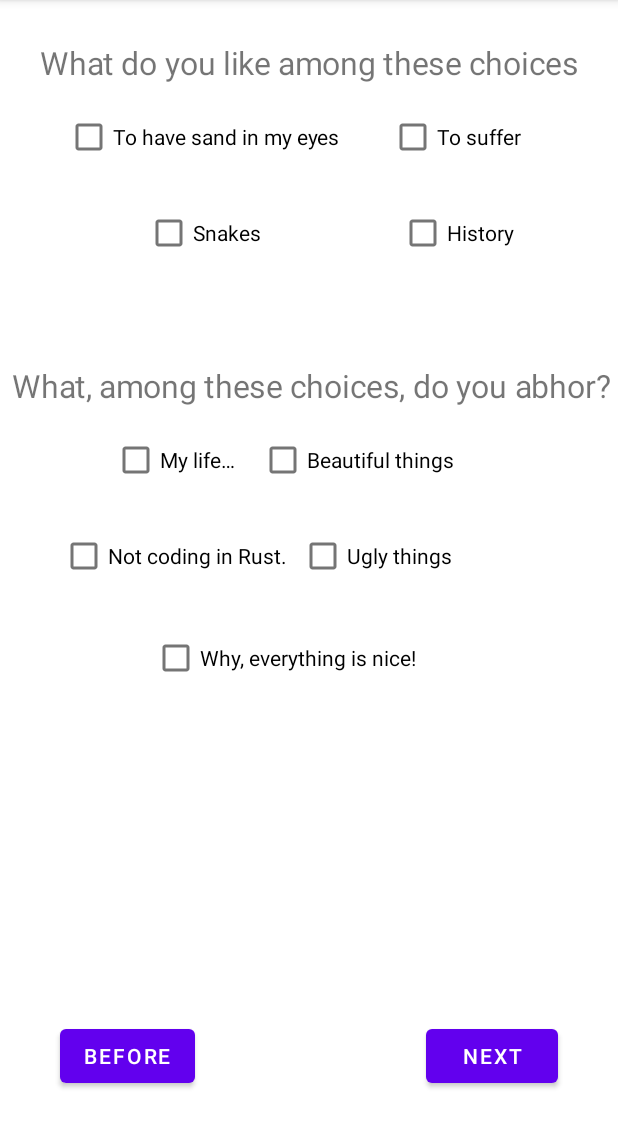
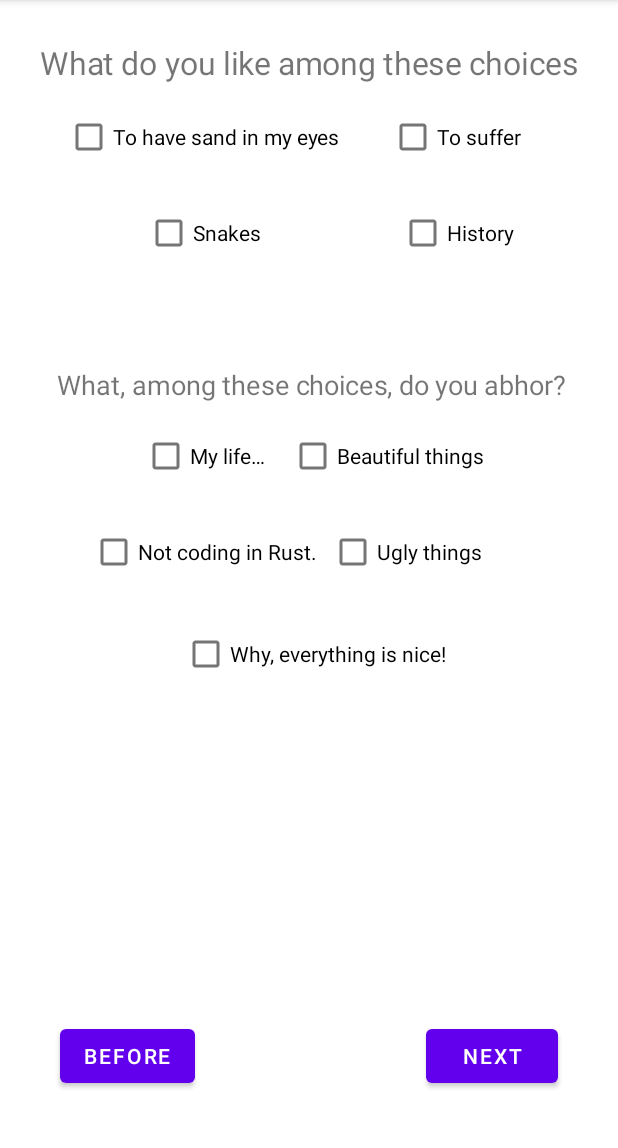
Before and after one commit to lone0s/AndroidForm, an Android app: the MCQ_Liking_Dislike screen opened directly, with no data from a screen before it, on a phone screen of 412 x 824 dp, the part 84-1232 px from its top. Run offline under Robolectric (Android 15) with nearby library versions, the phone set to English and light mode, and no system bars.

Commit message:
fixed some label fonts being oversized

```diff
--- a/app/src/main/res/layout/mcq_liking_dislike.xml
+++ b/app/src/main/res/layout/mcq_liking_dislike.xml
@@ -14,6 +14,7 @@
         android:scaleX="@dimen/QuestionScale"
         android:scaleY="@dimen/QuestionScale"
         android:text="@string/Dislike_Q"
+        android:textSize="12sp"
         app:layout_constraintEnd_toEndOf="parent"
         app:layout_constraintHorizontal_bias="0.51"
         app:layout_constraintStart_toStartOf="parent"
```
